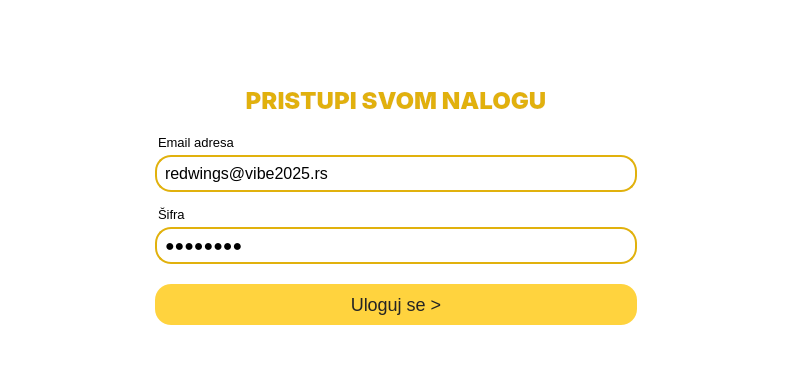
pnkg99/EikFest-V2, file eik.ui: the form before one commit; both pictures show x 0 to 792 and y 0 to 379 of the 792 by 1072 pixel window.
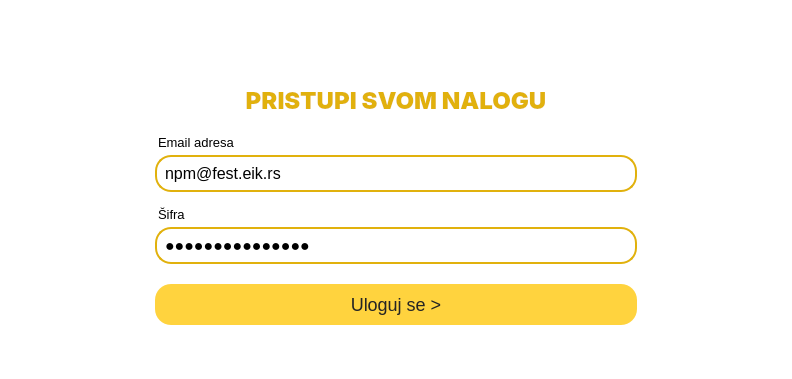
The form after the commit. The open tabs and pages were chosen to show the change. Icons and pictures are not drawn.

Patch:
```diff
--- a/eik.ui
+++ b/eik.ui
@@ -224,8 +224,9 @@
                <string/>
               </property>
               <property name="text">
-               <string>redwings@vibe2025.rs</string>
+               <!-- <string>redwings@vibe2025.rs</string> -->
                 <!-- <string>prodajnomesto1@vibe2025.rs</string> -->
+                <string>npm@fest.eik.rs</string>
               </property>
               <property name="cursorPosition">
                <number>20</number>
@@ -257,7 +258,8 @@
                <string/>
               </property>
               <property name="text">
-               <string>12345678</string>
+               <!-- <string>12345678</string> -->
+                <string>npmsystem2025!!</string>
               </property>
               <property name="echoMode">
                <enum>QLineEdit::Password</enum>
```
